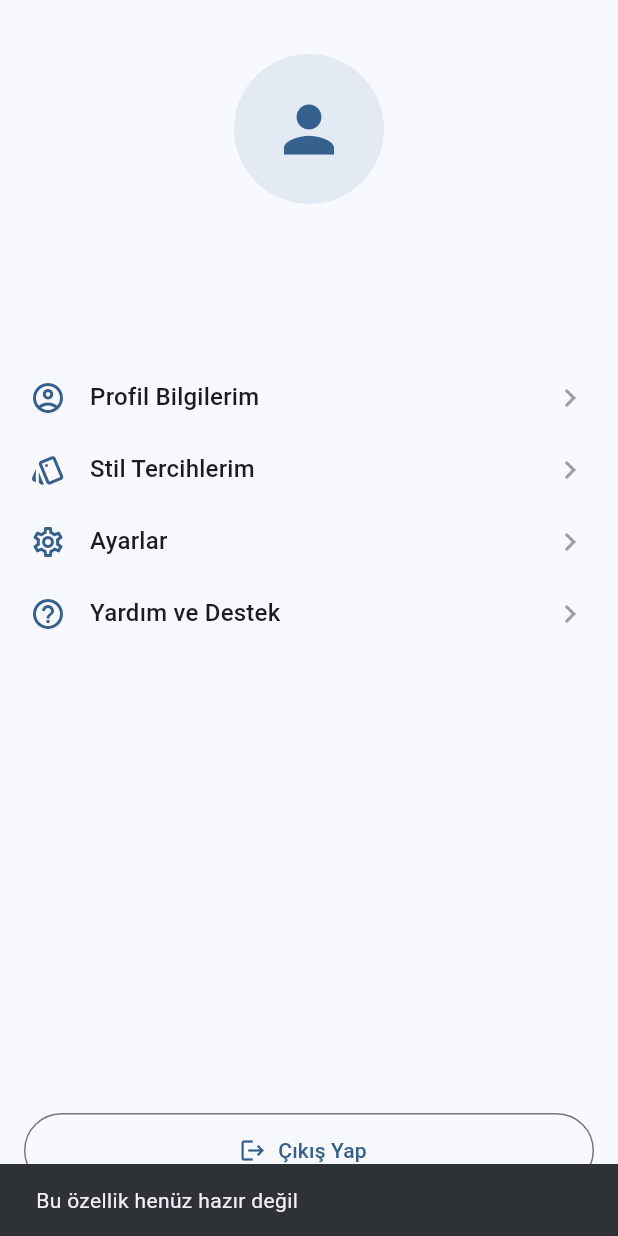
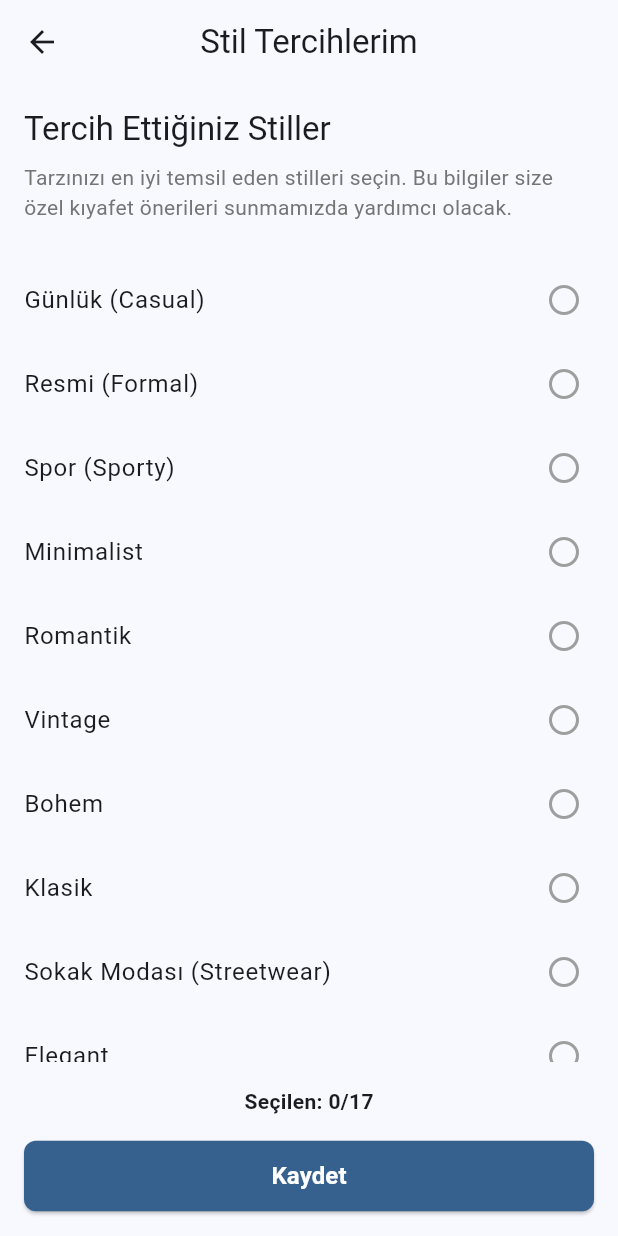
Before and after one commit to Burcu2502/bitirmeprojesi, a Flutter app: the UserProfileView widget shown alone on an empty page, opened directly, after a tap on "Stil Tercihlerim", on a phone screen of 412 x 824 dp. Run offline on Flutter 3.47's test engine with Material 3 defaults, Android fonts, the phone set to English and light mode, and no system bars; our stand-ins replace cloud_firestore, firebase_auth, firebase_core, firebase_storage, flutter_riverpod, google_fonts and 3 more; missing offline and left inert: firebase_app_check, flutter_web_auth_2; accounts and stored records are empty.

Commit message:
stil tercihlerim sayfası okey

```diff
--- a/closet_weather_app/lib/features/home/presentation/widgets/user_profile_view.dart
+++ b/closet_weather_app/lib/features/home/presentation/widgets/user_profile_view.dart
@@ -2,6 +2,7 @@
 import 'package:flutter_riverpod/flutter_riverpod.dart';
 import '../../../auth/presentation/providers/auth_provider.dart';
 import '../../../profile/presentation/screens/profile_screen.dart';
+import '../../../profile/presentation/screens/style_preferences_screen.dart';
 
 class UserProfileView extends ConsumerWidget {
   const UserProfileView({Key? key}) : super(key: key);
@@ -81,10 +82,10 @@
             icon: Icons.style_outlined,
             title: 'Stil Tercihlerim',
             onTap: () {
-              // Stil tercihleri sayfasına git
-              ScaffoldMessenger.of(context).showSnackBar(
-                const SnackBar(
-                  content: Text('Bu özellik henüz hazır değil'),
+              Navigator.push(
+                context,
+                MaterialPageRoute(
+                  builder: (context) => const StylePreferencesScreen(),
                 ),
               );
             },
--- /dev/null
+++ b/closet_weather_app/lib/features/profile/presentation/screens/style_preferences_screen.dart
@@ -0,0 +1,242 @@
+import 'package:flutter/material.dart';
+import 'package:flutter_riverpod/flutter_riverpod.dart';
+import '../providers/profile_provider.dart';
+
+class StylePreferencesScreen extends ConsumerStatefulWidget {
+  const StylePreferencesScreen({super.key});
+
+  @override
+  ConsumerState<StylePreferencesScreen> createState() => _StylePreferencesScreenState();
+}
+
+class _StylePreferencesScreenState extends ConsumerState<StylePreferencesScreen> {
+  final List<String> availableStyles = [
+    'Günlük (Casual)',
+    'Resmi (Formal)',
+    'Spor (Sporty)',
+    'Minimalist',
+    'Romantik',
+    'Vintage',
+    'Bohem',
+    'Klasik',
+    'Sokak Modası (Streetwear)',
+    'Elegant',
+    'Retro',
+    'Business Casual',
+    'Akıllı (Smart)',
+    'Preppy',
+    'Grunge',
+    'Gotik',
+    'Rock',
+  ];
+
+  Set<String> selectedStyles = {};
+  bool _isSaving = false;
+
+  @override
+  Widget build(BuildContext context) {
+    // Profile verisini izleyin
+    final profileState = ref.watch(profileProvider);
+
+    // Profil yüklendiğinde (ve yalnızca bir kez) seçili stilleri alın
+    if (profileState.status == ProfileStatus.loaded && selectedStyles.isEmpty) {
+      _loadSavedStyles(profileState);
+    }
+
+    return Scaffold(
+      appBar: AppBar(
+        title: const Text('Stil Tercihlerim'),
+        centerTitle: true,
+      ),
+      body: profileState.status == ProfileStatus.loading && selectedStyles.isEmpty
+          ? const Center(child: CircularProgressIndicator())
+          : Column(
+              crossAxisAlignment: CrossAxisAlignment.start,
+              children: [
+                Padding(
+                  padding: const EdgeInsets.all(16.0),
+                  child: Column(
+                    crossAxisAlignment: CrossAxisAlignment.start,
+                    children: [
+                      Text(
+                        'Tercih Ettiğiniz Stiller',
+                        style: Theme.of(context).textTheme.titleLarge,
+                      ),
+                      const SizedBox(height: 8),
+                      Text(
+                        'Tarzınızı en iyi temsil eden stilleri seçin. Bu bilgiler size özel kıyafet önerileri sunmamızda yardımcı olacak.',
+                        style: Theme.of(context).textTheme.bodyMedium?.copyWith(
+                          color: Colors.grey[600],
+                        ),
+                      ),
+                    ],
+                  ),
+                ),
+
+                Expanded(
+                  child: ListView.builder(
+                    padding: const EdgeInsets.symmetric(vertical: 8.0),
+                    itemCount: availableStyles.length,
+                    itemBuilder: (context, index) {
+                      final style = availableStyles[index];
+                      final isSelected = selectedStyles.contains(style);
+
+                      return _buildStyleTile(style, isSelected);
+                    },
+                  ),
+                ),
+
+                // Seçilen stil bilgisi
+                Padding(
+                  padding: const EdgeInsets.all(16.0),
+                  child: Column(
+                    children: [
+                      Text(
+                        'Seçilen: ${selectedStyles.length}/${availableStyles.length}',
+                        style: Theme.of(context).textTheme.bodyMedium?.copyWith(
+                          fontWeight: FontWeight.bold,
+                        ),
+                      ),
+                      const SizedBox(height: 16),
+                      // Alt kısımdaki kaydet butonu
+                      SizedBox(
+                        width: double.infinity,
+                        child: ElevatedButton(
+                          onPressed: _isSaving ? null : _savePreferences,
+                          style: ElevatedButton.styleFrom(
+                            padding: const EdgeInsets.symmetric(vertical: 12),
+                            shape: RoundedRectangleBorder(
+                              borderRadius: BorderRadius.circular(8),
+                            ),
+                            backgroundColor: Theme.of(context).colorScheme.primary,
+                            foregroundColor: Theme.of(context).colorScheme.onPrimary,
+                          ),
+                          child: _isSaving
+                              ? const SizedBox(
+                                  width: 20,
+                                  height: 20,
+                                  child: CircularProgressIndicator(
+                                    strokeWidth: 2,
+                                    color: Colors.white,
+                                  ),
+                                )
+                              : const Text(
+                                  'Kaydet',
+                                  style: TextStyle(
+                                    fontSize: 16,
+                                    fontWeight: FontWeight.bold,
+                                  ),
+                                ),
+                        ),
+                      ),
+                    ],
+                  ),
+                ),
+              ],
+            ),
+    );
+  }
+
+  // Kaydedilmiş stilleri yükle
+  void _loadSavedStyles(ProfileState profileState) {
+    debugPrint('🔄 Kaydedilmiş stiller yükleniyor...');
+    try {
+      if (profileState.profile?.preferences != null &&
+          profileState.profile!.preferences!.containsKey('stylePreferences')) {
+
+        final prefList = profileState.profile!.preferences!['stylePreferences'] as List;
+
+        // String'e dönüştür
+        final styles = prefList.map((item) => item.toString()).toSet();
+
+        setState(() {
+          selectedStyles = styles;
+        });
+
+        debugPrint('✅ ${styles.length} stil yüklendi: $styles');
+      } else {
+        debugPrint('ℹ️ Kaydedilmiş stil tercihi bulunamadı');
+      }
+    } catch (e) {
+      debugPrint('❌ Stil tercihleri yüklenirken hata: $e');
+    }
+  }
+
+  Widget _buildStyleTile(String style, bool isSelected) {
+    return ListTile(
+      title: Text(style),
+      trailing: isSelected
+          ? Icon(Icons.check_circle, color: Theme.of(context).colorScheme.primary)
+          : const Icon(Icons.circle_outlined, color: Colors.grey),
+      onTap: () {
+        setState(() {
+          if (isSelected) {
+            selectedStyles.remove(style);
+          } else {
+            selectedStyles.add(style);
+          }
+        });
+      },
+    );
+  }
+
+  Future<void> _savePreferences() async {
+    if (_isSaving) return;
+
+    setState(() {
+      _isSaving = true;
+    });
+
+    // Mevcut preferences'ı al
+    final profileState = ref.read(profileProvider);
+    Map<String, dynamic> preferences =
+        Map<String, dynamic>.from(profileState.profile?.preferences ?? {});
+
+    // Stil tercihlerini güncelle
+    preferences['stylePreferences'] = selectedStyles.toList();
+
+    debugPrint('💾 Kaydedilen stiller: $selectedStyles');
+
+    // Profili güncelle
+    try {
+      // Önce profil yeniden yükleyin (güncel verileri almak için)
+      await ref.read(profileProvider.notifier).loadUserProfile();
+
+      final success = await ref.read(profileProvider.notifier).updatePreferences(preferences);
+
+      if (mounted) {
+        if (success) {
+          ScaffoldMessenger.of(context).showSnackBar(
+            const SnackBar(
+              content: Text('Stil tercihleriniz kaydedildi'),
+              backgroundColor: Colors.green,
+            ),
+          );
+          Navigator.pop(context);
+        } else {
+          ScaffoldMessenger.of(context).showSnackBar(
+            const SnackBar(
+              content: Text('Stil tercihleriniz kaydedilirken bir hata oluştu'),
+              backgroundColor: Colors.red,
+            ),
+          );
+        }
+      }
+    } catch (e) {
+      if (mounted) {
+        ScaffoldMessenger.of(context).showSnackBar(
+          SnackBar(
+            content: Text('Hata: $e'),
+            backgroundColor: Colors.red,
+          ),
+        );
+      }
+    } finally {
+      if (mounted) {
+        setState(() {
+          _isSaving = false;
+        });
+      }
+    }
+  }
+}
```
Also changed, not shown: closet_weather_app/lib/features/profile/presentation/providers/profile_provider.dart (+42 -0 lines).
